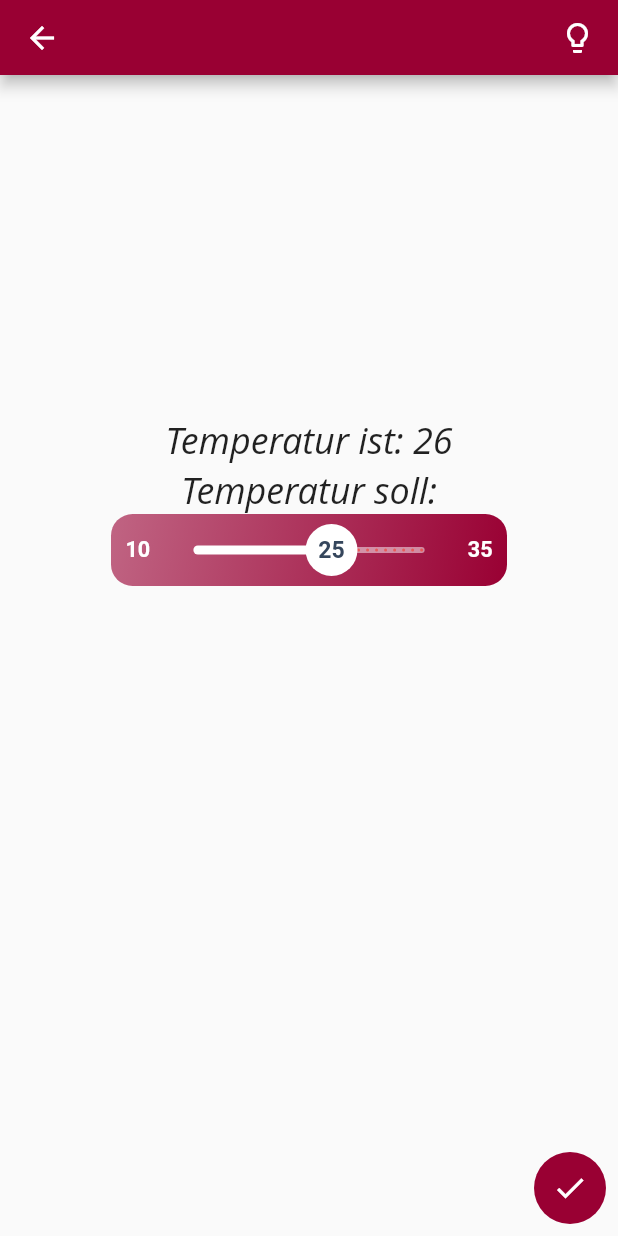
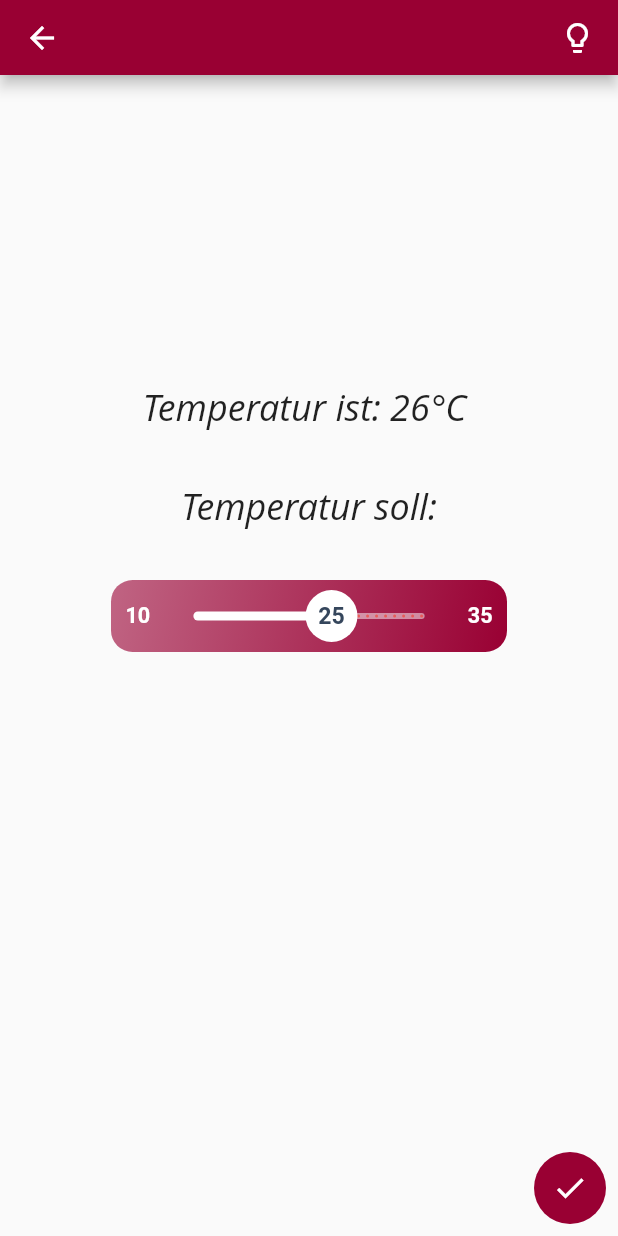
Before and after one commit to Wunderbaeumchen99817/haus_steuerung, a Flutter app: the CustomPage screen opened directly with empty values, on a phone screen of 412 x 824 dp. Run offline on Flutter 3.47's test engine with Material 2 defaults, Android fonts, the phone set to English and light mode, and no system bars; Roboto replaces fonts that are missing (Open Sans).

```diff
--- a/lib/pages/custom_page.dart
+++ b/lib/pages/custom_page.dart
@@ -81,8 +81,8 @@ class CustomPageState extends State<CustomPage> {
                 mainAxisAlignment: MainAxisAlignment.spaceAround,
                 children: <Widget>[
                   Spacer(),
-                  customText("Temperatur ist: $tempIst"),
-                  customText("Temperatur soll:"),
+                  customText("Temperatur ist: $tempIst°C \n"),
+                  customText("Temperatur soll:\n"),
                   CustomSliderWidget(
                     min: 10,
                     max: 35,
@@ -94,7 +94,7 @@ class CustomPageState extends State<CustomPage> {
                       });
                     },
                   ),
-                  Spacer(flex: 2,)
+                  Spacer(flex: 2)
                 ],
               )
           )
```
